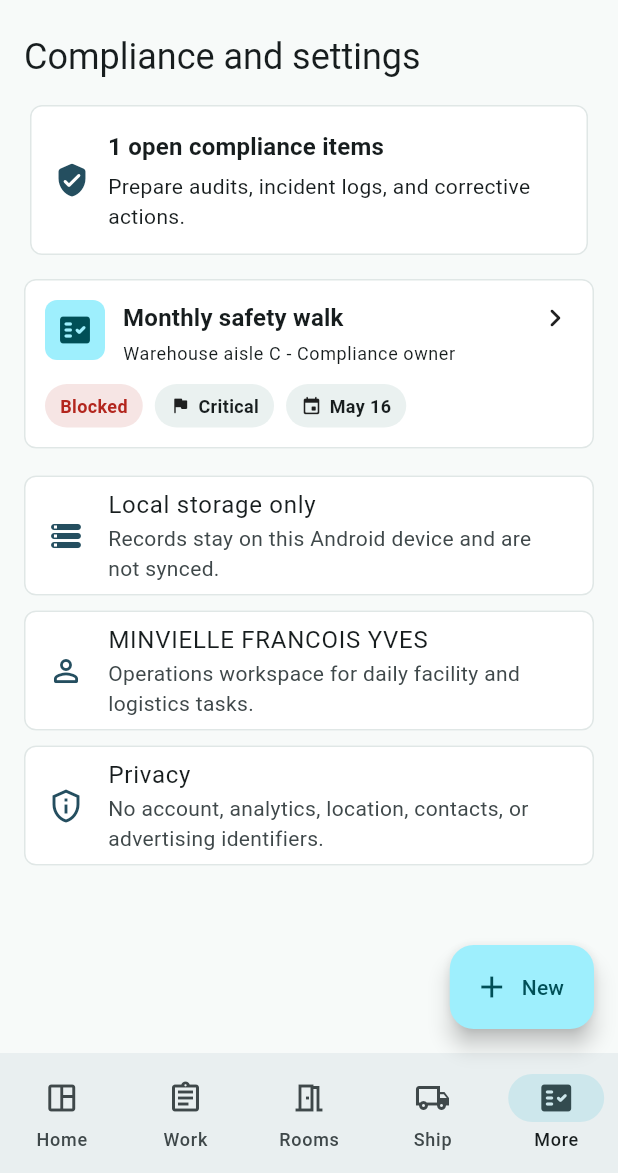
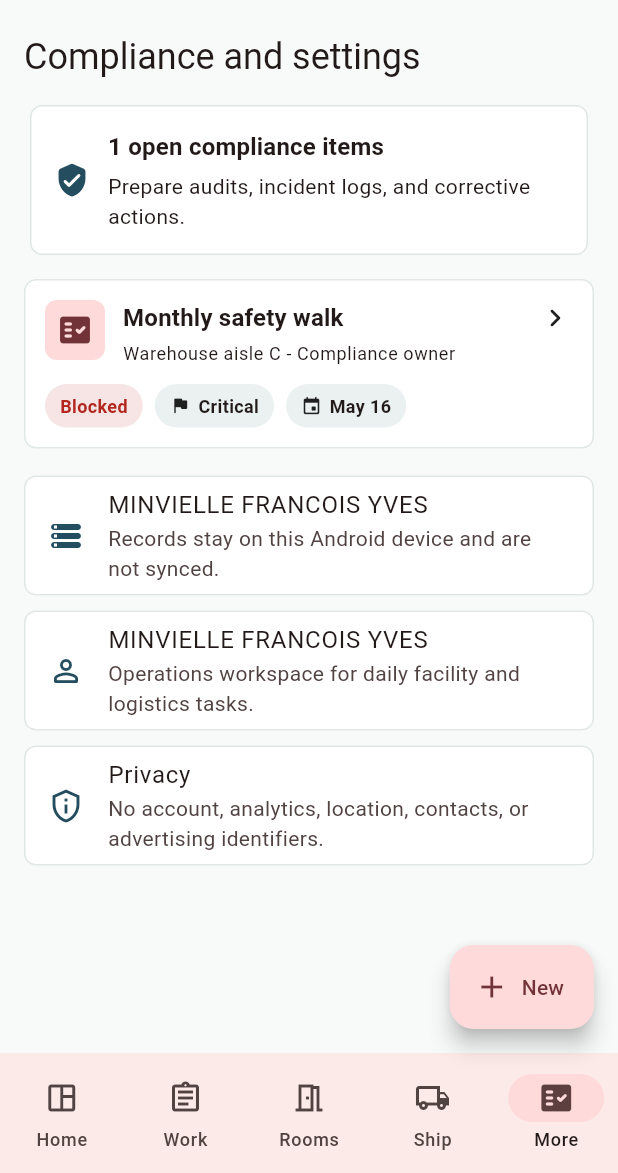
Before and after one commit to EOOrga/68d9d0fc1299230338caee33, a Flutter app: the screen it shows after launch, item 5 of the bottom bar chosen, on a phone screen of 412 x 824 dp, the part 63-1236 px from its top. Run offline on Flutter 3.47's test engine with Material 3 defaults, Android fonts, the phone set to English and light mode, and no system bars; our stand-ins replace shared_preferences.

```diff
--- a/lib/main.dart
+++ b/lib/main.dart
@@ -295,7 +295,7 @@ class _MinvielleOpsAppState extends State<MinvielleOpsApp> {
 }
 
 ThemeData _buildTheme() {
-  const seed = Color(0xFF2D6A73);
+  const seed = Color(0xFFFF1F50);
   final scheme = ColorScheme.fromSeed(
     seedColor: seed,
     brightness: Brightness.light,
@@ -867,7 +867,7 @@ class MoreScreen extends StatelessWidget {
         const SizedBox(height: 8),
         _SettingsTile(
           icon: Icons.storage_rounded,
-          title: 'Local storage only',
+          title: 'MINVIELLE FRANCOIS YVES',
           subtitle: 'Records stay on this Android device and are not synced.',
         ),
         _SettingsTile(
--- a/pubspec.yaml
+++ b/pubspec.yaml
@@ -27,6 +27,6 @@ flutter_launcher_icons:
   android: true
   ios: false
   image_path: docs/icon.png
-  adaptive_icon_background: "#F4F7F6"
+  adaptive_icon_background: "#FFCE1F"
   adaptive_icon_foreground: docs/icon.png
   min_sdk_android: 23
```
Also changed, not shown: docs/icon.png, 11 other files.
